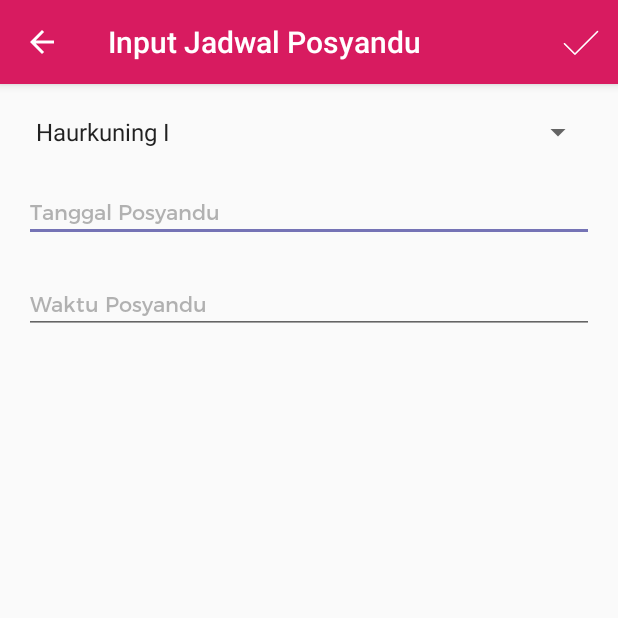
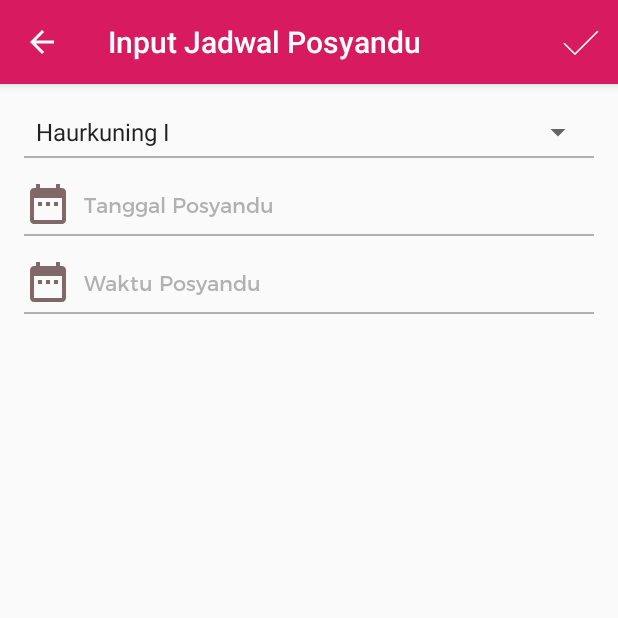
Before and after one commit to usupsuparma/smart-village, an Android app: the EditorJadwalPosyanduActivity screen opened directly, with no data from a screen before it, on a phone screen of 412 x 824 dp, the top half of it. Run offline under Robolectric (Android 15) with nearby library versions, the phone set to English and light mode, and no system bars.

Commit message:
add time and date

```diff
--- a/app/src/main/java/com/smartvillage/astagfirullah/activity/editor/EditorJadwalPosyanduActivity.java
+++ b/app/src/main/java/com/smartvillage/astagfirullah/activity/editor/EditorJadwalPosyanduActivity.java
@@ -15,29 +15,40 @@ import android.view.MenuItem;
 import android.view.View;
 import android.widget.AdapterView;
 import android.widget.ArrayAdapter;
-import android.widget.EditText;
+import android.widget.ImageView;
 import android.widget.Spinner;
+import android.widget.TextView;
 import android.widget.Toast;
 
 import com.smartvillage.astagfirullah.R;
-import com.smartvillage.astagfirullah.api.ApiInterface;
+import com.smartvillage.astagfirullah.commons.DatePickerFragment;
+import com.smartvillage.astagfirullah.commons.TimePickerFragment;
 
-public class EditorJadwalPosyanduActivity extends AppCompatActivity implements EditorView {
+import java.text.SimpleDateFormat;
+import java.util.Calendar;
+import java.util.Locale;
 
-    public static final String TANGGAL_POSYANDU = "jadwal posyandu"  ;
+public class EditorJadwalPosyanduActivity extends AppCompatActivity implements EditorView,
+        DatePickerFragment.DialogDateListener, TimePickerFragment.DialogTimeListener,
+        View.OnClickListener
+{
+
+    public static final String TANGGAL_POSYANDU = "jadwal posyandu";
     public static final String WAKTU_POSYANDU = "WAKTU POSYANDU";
     public static final String ID_JADWAL_POSYANDU = "ID jadwal posyandu";
     public static final String ID = "ID";
-    EditText etJadwalPosyandu, et_waktuyandu;
-    ProgressDialog progressDialog;
-    ApiInterface apiInterface;
-    EditorPresenter presenter;
+    private static final String TIME_PICKER = "TimePicker";
+    private final String DATE_PICKER_TAG = "DatePicker";
+    private TextView tvJadwalPosyandu, tvwaktuyandu;
+    private ProgressDialog progressDialog;
+    private EditorPresenter presenter;
+    private ImageView ivDate, ivTime;
 
-    int id;
-    String tanggalPosyandu, waktuyandu;
-    Menu actionMenu;
-    Spinner spinnerTempatPosyandu;
-    int idTempatPosyandu = 0;
+    private int id;
+    private String tanggalPosyandu, waktuyandu;
+    private Menu actionMenu;
+    private Spinner spinnerTempatPosyandu;
+    private int idTempatPosyandu = 0;
 
     private String[] tempatPosyandu = {
             "Haurkuning I",
@@ -54,9 +65,15 @@ public class EditorJadwalPosyanduActivity extends AppCompatActivity implements E
         getSupportActionBar().setTitle("Input Jadwal Posyandu");
         getSupportActionBar().setDisplayHomeAsUpEnabled(true);
 
-        etJadwalPosyandu = findViewById(R.id.tanggal_posyandu);
-        et_waktuyandu = findViewById(R.id.waktu_posyandu);
+        tvJadwalPosyandu = findViewById(R.id.tanggal_posyandu);
+        tvJadwalPosyandu.setOnClickListener(this::onClick);
+        tvwaktuyandu = findViewById(R.id.waktu_posyandu);
+        tvwaktuyandu.setOnClickListener(this::onClick);
         spinnerTempatPosyandu = findViewById(R.id.spinner_tempat_posyandu);
+        ivDate = findViewById(R.id.iv_date);
+        ivDate.setOnClickListener(this::onClick);
+        ivTime = findViewById(R.id.iv_time);
+        ivTime.setOnClickListener(this::onClick);
 
         // inisialiasi Array Adapter dengan memasukkan string array di atas
         @SuppressLint("ResourceType") final ArrayAdapter<String> adapter = new ArrayAdapter<>(this,
@@ -89,7 +106,7 @@ public class EditorJadwalPosyanduActivity extends AppCompatActivity implements E
         presenter = new EditorPresenter(this);
 
         Intent intent = getIntent();
-        id = intent.getIntExtra(ID,0);
+        id = intent.getIntExtra(ID, 0);
         tanggalPosyandu = intent.getStringExtra(TANGGAL_POSYANDU);
         waktuyandu = intent.getStringExtra(WAKTU_POSYANDU);
         idTempatPosyandu = intent.getIntExtra(ID_JADWAL_POSYANDU, 0);
@@ -103,7 +120,7 @@ public class EditorJadwalPosyanduActivity extends AppCompatActivity implements E
         inflater.inflate(R.menu.editor_jadwalposyandu, menu);
         actionMenu = menu;
 
-        if (id != 0){
+        if (id != 0) {
             actionMenu.findItem(R.id.editJadwalPosyandu).setVisible(true);
             actionMenu.findItem(R.id.deleteJadwalPosyandu).setVisible(true);
             actionMenu.findItem(R.id.simpanJadwalPosyandu).setVisible(false);
@@ -120,17 +137,17 @@ public class EditorJadwalPosyanduActivity extends AppCompatActivity implements E
     @Override
     public boolean onOptionsItemSelected(@NonNull MenuItem item) {
 
-        String tanggalPosyandu = etJadwalPosyandu.getText().toString().trim();
-        Log.d("testme", "onOptionsItemSelected: "+tanggalPosyandu);
-        String waktuyandu = et_waktuyandu.getText().toString().trim();
+        String tanggalPosyandu = tvJadwalPosyandu.getText().toString().trim();
+        Log.d("testme", "onOptionsItemSelected: " + tanggalPosyandu);
+        String waktuyandu = tvwaktuyandu.getText().toString().trim();
 
         switch (item.getItemId()) {
             case R.id.simpanJadwalPosyandu:
                 //SIMPAN
                 if (tanggalPosyandu.isEmpty()) {
-                    etJadwalPosyandu.setError("Masukkan Jadwal Bidan");
+                    tvJadwalPosyandu.setError("Masukkan Jadwal Bidan");
                 } else if (waktuyandu.isEmpty()) {
-                    et_waktuyandu.setError("Masukkan Waktu Yandu");
+                    tvwaktuyandu.setError("Masukkan Waktu Yandu");
                 } else {
                     presenter.simpanJadwalPosyandu(tanggalPosyandu, waktuyandu, idTempatPosyandu);
                 }
@@ -149,9 +166,9 @@ public class EditorJadwalPosyanduActivity extends AppCompatActivity implements E
             case R.id.updateJadwalPosyandu:
                 //UPDATE
                 if (tanggalPosyandu.isEmpty()) {
-                    etJadwalPosyandu.setError("Masukkan Jadwal Bidan");
+                    tvJadwalPosyandu.setError("Masukkan Jadwal Bidan");
                 } else if (waktuyandu.isEmpty()) {
-                    et_waktuyandu.setError("Masukkan Jadwal Bidan");
+                    tvwaktuyandu.setError("Masukkan Jadwal Bidan");
                 } else {
                     presenter.updateJadwalPosyandu(id, tanggalPosyandu, waktuyandu, idTempatPosyandu);
                 }
@@ -188,7 +205,7 @@ public class EditorJadwalPosyanduActivity extends AppCompatActivity implements E
 
     @Override
     public void onRequestSuccess(String message) {
-        Toast.makeText(EditorJadwalPosyanduActivity.this,message,
+        Toast.makeText(EditorJadwalPosyanduActivity.this, message,
                 Toast.LENGTH_SHORT).show();
         setResult(RESULT_OK);
         finish(); // Back to JadwalPosyanduActivity
@@ -196,14 +213,14 @@ public class EditorJadwalPosyanduActivity extends AppCompatActivity implements E
 
     @Override
     public void onRequestError(String message) {
-            Toast.makeText(EditorJadwalPosyanduActivity.this, message,
-                    Toast.LENGTH_SHORT).show();
+        Toast.makeText(EditorJadwalPosyanduActivity.this, message,
+                Toast.LENGTH_SHORT).show();
     }
 
     private void setDataFromIntentExtra() {
         if (id != 0) {
-            etJadwalPosyandu.setText(tanggalPosyandu);
-            et_waktuyandu.setText(waktuyandu);
+            tvJadwalPosyandu.setText(tanggalPosyandu);
+            tvwaktuyandu.setText(waktuyandu);
             spinnerTempatPosyandu.setSelection(idTempatPosyandu - 1);
 
             getSupportActionBar().setTitle("Update Jadwal Posyandu");
@@ -215,18 +232,77 @@ public class EditorJadwalPosyanduActivity extends AppCompatActivity implements E
     }
 
     private void editMode() {
-        etJadwalPosyandu.setFocusableInTouchMode(true);
-        et_waktuyandu.setFocusableInTouchMode(true);
+        ivTime.setEnabled(true);
+        ivDate.setEnabled(true);
+        tvJadwalPosyandu.setFocusableInTouchMode(true);
+        tvJadwalPosyandu.setEnabled(true);
+        tvwaktuyandu.setEnabled(true);
+        tvwaktuyandu.setFocusableInTouchMode(true);
         spinnerTempatPosyandu.setEnabled(true);
         spinnerTempatPosyandu.setClickable(true);
     }
 
     private void readMode() {
-        etJadwalPosyandu.setFocusableInTouchMode(false);
-        et_waktuyandu.setFocusableInTouchMode(false);
-        etJadwalPosyandu.setFocusable(false);
-        et_waktuyandu.setFocusable(false);
+        ivTime.setEnabled(false);
+        ivDate.setEnabled(false);
+        tvJadwalPosyandu.setEnabled(false);
+        tvwaktuyandu.setEnabled(false);
+        tvJadwalPosyandu.setFocusableInTouchMode(false);
+        tvwaktuyandu.setFocusableInTouchMode(false);
+        tvJadwalPosyandu.setFocusable(false);
+        tvwaktuyandu.setFocusable(false);
         spinnerTempatPosyandu.setEnabled(false);
         spinnerTempatPosyandu.setClickable(false);
     }
+
+    @Override
+    public void onDialogDateSet(String tag, int year, int month, int dayOfMonth) {
+        Calendar calendar = Calendar.getInstance();
+        calendar.set(year, month, dayOfMonth);
+        SimpleDateFormat dateFormat = new SimpleDateFormat("yyyy-MM-dd", Locale.getDefault());
+        tvJadwalPosyandu.setText(dateFormat.format(calendar.getTime()));
+
+    }
+
+    @Override
+    public void onDialogTimeSet(String tag, int hourOfDay, int minute) {
+        Calendar calendar = Calendar.getInstance();
+        calendar.set(Calendar.HOUR_OF_DAY, hourOfDay);
+        calendar.set(Calendar.MINUTE, minute);
+        SimpleDateFormat dateFormat = new SimpleDateFormat("HH:mm:ss", Locale.getDefault());
+        switch (tag) {
+            case TIME_PICKER:
+                tvwaktuyandu.setText(dateFormat.format(calendar.getTime()));
+                break;
+            default:
+                break;
+        }
+    }
+
+    @Override
+    public void onClick(View v) {
+        switch (v.getId()) {
+            case R.id.tanggal_posyandu:
+            case R.id.iv_date:
+                openDatePicker();
+                break;
+            case R.id.waktu_posyandu:
+            case R.id.iv_time:
+                openTimePicker();
+                break;
+        }
+
+    }
+
+    void openDatePicker() {
+        DatePickerFragment datePickerFragment = new DatePickerFragment();
+        datePickerFragment.show(getSupportFragmentManager(), DATE_PICKER_TAG);
+
+    }
+
+    void openTimePicker() {
+        TimePickerFragment timePickerFragmentOne = new TimePickerFragment();
+        timePickerFragmentOne.show(getSupportFragmentManager(), TIME_PICKER);
+
+    }
 }
--- a/app/src/main/java/com/smartvillage/astagfirullah/activity/main/JadwalPosyanduActivity.java
+++ b/app/src/main/java/com/smartvillage/astagfirullah/activity/main/JadwalPosyanduActivity.java
@@ -41,7 +41,7 @@ public class JadwalPosyanduActivity extends AppCompatActivity implements MainVie
         swipeRefreshLayout = findViewById(R.id.swiperefreshlayout);
         recyclerView = findViewById(R.id.recyclerview);
         recyclerView.setLayoutManager(new LinearLayoutManager(this, RecyclerView.VERTICAL, false));
-        adapter = new MainAdapterJadwalPosyandu(this::onItemClick);
+        adapter = new MainAdapterJadwalPosyandu(this);
         recyclerView.setAdapter(adapter);
 
         addjadwalposyandu = findViewById(R.id.addjadwalposyandu);
@@ -65,7 +65,6 @@ public class JadwalPosyanduActivity extends AppCompatActivity implements MainVie
         if (requestCode == INTENT_ADD && resultCode == RESULT_OK) {
             presenter.getData(); //reload data
         } else if (requestCode == INTENT_EDIT && resultCode == RESULT_OK) {
-            Log.d("testme", "onActivityResult: dari edit");
             presenter.getData(); //reload data
 
         }
--- /dev/null
+++ b/app/src/main/res/drawable/ic_date_range_black_24dp.xml
@@ -0,0 +1,5 @@
+<vector android:height="24dp" android:tint="#806868"
+    android:viewportHeight="24.0" android:viewportWidth="24.0"
+    android:width="24dp" xmlns:android="http://schemas.android.com/apk/res/android">
+    <path android:fillColor="#FF000000" android:pathData="M9,11L7,11v2h2v-2zM13,11h-2v2h2v-2zM17,11h-2v2h2v-2zM19,4h-1L18,2h-2v2L8,4L8,2L6,2v2L5,4c-1.11,0 -1.99,0.9 -1.99,2L3,20c0,1.1 0.89,2 2,2h14c1.1,0 2,-0.9 2,-2L21,6c0,-1.1 -0.9,-2 -2,-2zM19,20L5,20L5,9h14v11z"/>
+</vector>
--- a/app/src/main/res/layout/activity_editor_jadwal_posyandu.xml
+++ b/app/src/main/res/layout/activity_editor_jadwal_posyandu.xml
@@ -14,32 +14,77 @@
         android:layout_marginRight="16dp"
         android:layout_marginTop="20dp">
 
-        <EditText
+        <Spinner
+            android:id="@+id/spinner_tempat_posyandu"
+            android:layout_width="match_parent"
+            android:layout_height="wrap_content"/>
+        <TextView
+            android:id="@+id/divider"
+            android:layout_marginTop="4dp"
+            android:layout_below="@+id/spinner_tempat_posyandu"
+            android:layout_width="match_parent"
+            android:layout_height="1dp"
+            android:background="@color/gray50"/>
+        <ImageView
+            android:id="@+id/iv_date"
+            android:layout_width="32dp"
+            android:layout_height="32dp"
+            android:layout_below="@+id/spinner_tempat_posyandu"
+            android:layout_marginTop="20dp"
+            android:src="@drawable/ic_date_range_black_24dp"/>
+
+        <TextView
             android:id="@+id/tanggal_posyandu"
             android:layout_below="@+id/spinner_tempat_posyandu"
             android:hint="@string/namabidan"
             android:textColorHint="@color/gray50"
             android:fontFamily="@font/regular"
             android:textSize="14sp"
+            android:layout_marginStart="8dp"
+            android:layout_toRightOf="@+id/iv_date"
             android:layout_marginTop="20dp"
+            android:gravity="center|start"
             android:layout_width="match_parent"
-            android:layout_height="wrap_content"/>
-        <EditText
+            android:layout_height="32dp"/>
+
+
+        <TextView
+            android:layout_marginTop="4dp"
+            android:id="@+id/divider_date"
+            android:layout_below="@+id/iv_date"
+            android:layout_width="match_parent"
+            android:layout_height="1dp"
+            android:background="@color/gray50"/>
+
+
+        <ImageView
+            android:id="@+id/iv_time"
+            android:layout_width="32dp"
+            android:layout_height="32dp"
+            android:layout_below="@+id/iv_date"
+            android:layout_marginTop="20dp"
+            android:src="@drawable/ic_date_range_black_24dp"/>
+        <TextView
             android:id="@+id/waktu_posyandu"
             android:layout_below="@+id/tanggal_posyandu"
             android:hint="@string/waktuyandu"
             android:textColorHint="@color/gray50"
             android:fontFamily="@font/regular"
+            android:layout_toRightOf="@+id/iv_time"
             android:textSize="14sp"
+            android:gravity="center|start"
+            android:layout_marginStart="8dp"
             android:layout_marginTop="20dp"
             android:layout_width="match_parent"
-            android:layout_height="wrap_content"/>
+            android:layout_height="32dp"/>
 
-        <Spinner
-            android:id="@+id/spinner_tempat_posyandu"
-            android:layout_below="@+id/jadwalbidan"
+        <TextView
+            android:layout_marginTop="4dp"
+            android:id="@+id/divider_time"
+            android:layout_below="@+id/iv_time"
             android:layout_width="match_parent"
-            android:layout_height="wrap_content"/>
+            android:layout_height="1dp"
+            android:background="@color/gray50"/>
 
     </RelativeLayout>
 
```
Also changed, not shown: app/src/main/java/com/smartvillage/astagfirullah/activity/main/MainAdapterJadwalPosyandu.java (+7 -6 lines), app/src/main/java/com/smartvillage/astagfirullah/commons/DatePickerFragment.java (added, +46 -0 lines), app/src/main/java/com/smartvillage/astagfirullah/commons/TimePickerFragment.java (added, +54 -0 lines), app/src/main/res/drawable/ic_clock.xml (added, +12 -0 lines).
